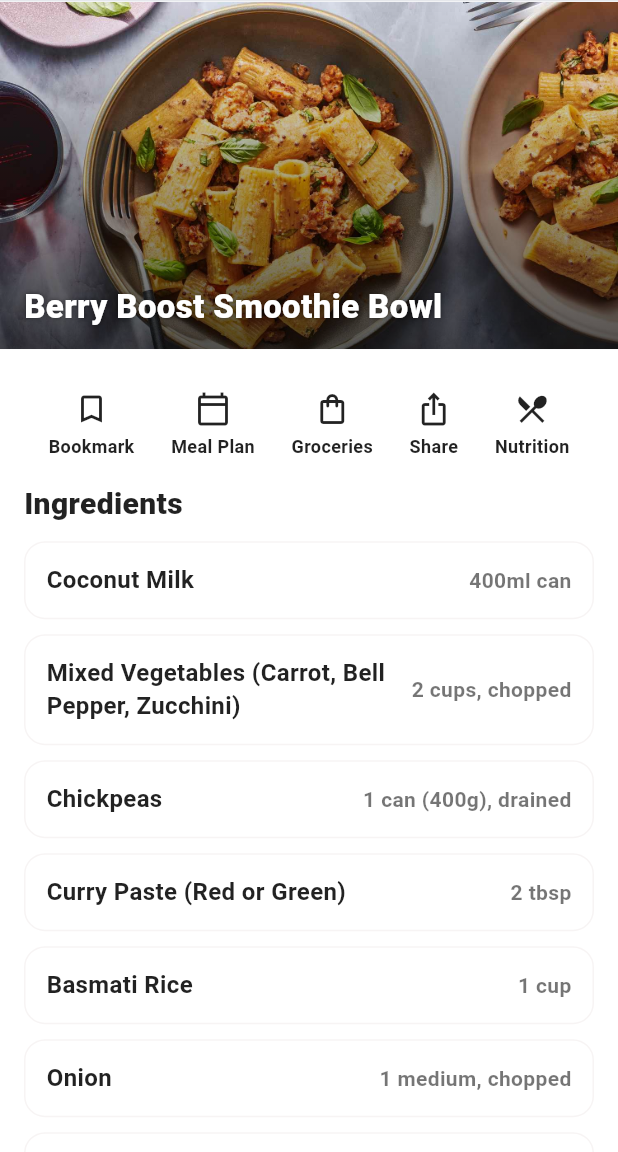
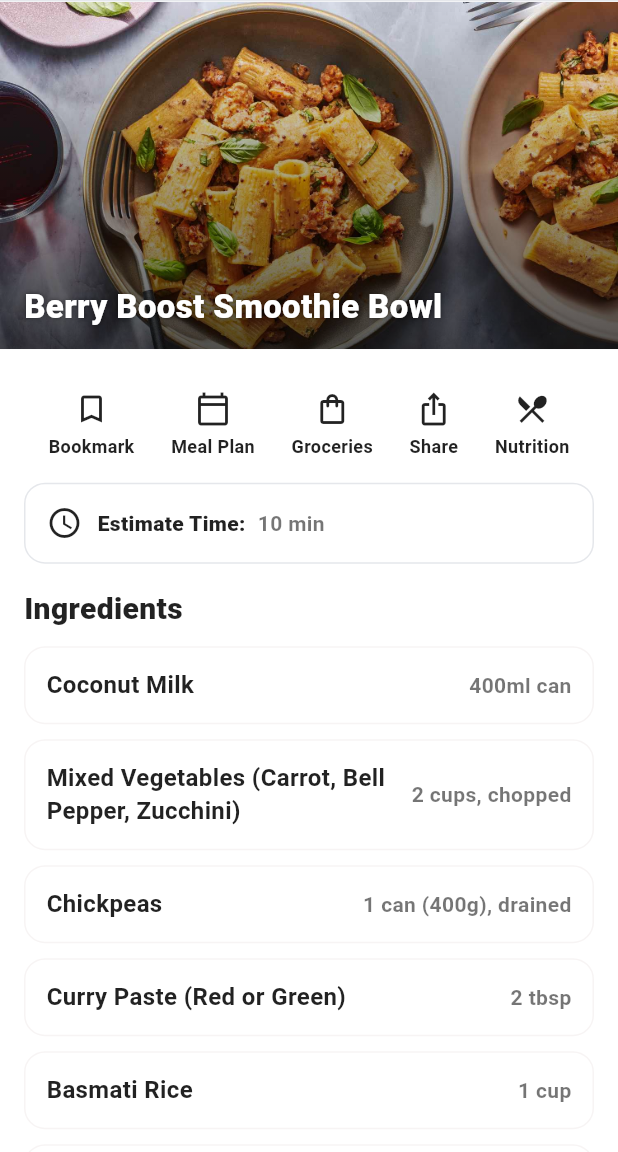
Before and after one commit to HuzaifaEjazDev/reciper_flow_techroz, a Flutter app: the MainScreen screen opened directly, after a tap on "Berry Boost Smoothie Bowl", on a phone screen of 412 x 824 dp, the part 84-1236 px from its top. Run offline on Flutter 3.47's test engine with Material 3 defaults, Android fonts, the phone set to English and light mode, and no system bars; our stand-ins replace cloud_firestore, firebase_core, image_picker; accounts and stored records are empty.

Commit message:
change design to show time on the user side

```diff
--- a/lib/views/screens/recipe_details_screen.dart
+++ b/lib/views/screens/recipe_details_screen.dart
@@ -4,7 +4,8 @@ import 'package:recipe_app/core/constants/app_colors.dart';
 class RecipeDetailsScreen extends StatelessWidget {
   final String title;
   final String imageAssetPath;
-  const RecipeDetailsScreen({super.key, required this.title, required this.imageAssetPath});
+  final int? minutes;
+  const RecipeDetailsScreen({super.key, required this.title, required this.imageAssetPath, this.minutes});
 
   @override
   Widget build(BuildContext context) {
@@ -32,6 +33,30 @@ class RecipeDetailsScreen extends StatelessWidget {
                     _HeroImage(title: title, imageAssetPath: imageAssetPath),
                     const SizedBox(height: 16),
                     _ActionRow(),
+                    const SizedBox(height: 16),
+                    Padding(
+                      padding: const EdgeInsets.symmetric(horizontal: 16),
+                      child: Container(
+                        padding: const EdgeInsets.all(14),
+                        decoration: BoxDecoration(
+                          color: Colors.white,
+                          borderRadius: BorderRadius.circular(14),
+                          border: Border.all(color: Color(0xFFE5E7EB)),
+                        ),
+                        child: Row(
+                          children: [
+                            const Icon(Icons.access_time, color: Colors.black87),
+                            const SizedBox(width: 10),
+                            const Text('Estimate Time:', style: TextStyle(fontWeight: FontWeight.w800, color: Colors.black87)),
+                            const SizedBox(width: 8),
+                            Text(
+                              minutes == null ? 'Not available' : '$minutes min',
+                              style: const TextStyle(fontWeight: FontWeight.w700, color: Colors.black54),
+                            ),
+                          ],
+                        ),
+                      ),
+                    ),
                     const SizedBox(height: 16),
                     const _SectionTitle(text: 'Ingredients'),
                     const SizedBox(height: 10),
--- a/lib/views/screens/tabs/home_screen.dart
+++ b/lib/views/screens/tabs/home_screen.dart
@@ -255,6 +255,7 @@ class _DishCard extends StatelessWidget {
             builder: (_) => RecipeDetailsScreen(
               title: dish.title,
               imageAssetPath: dish.imageAssetPath,
+              minutes: dish.minutes,
             ),
           ),
         );
```
